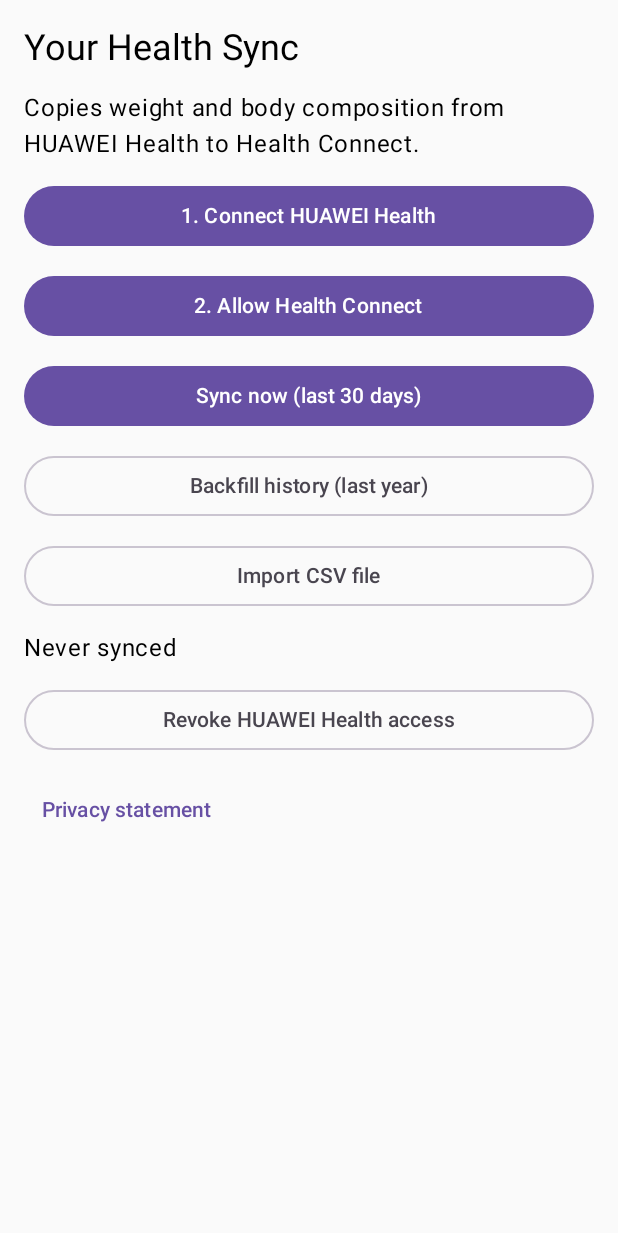
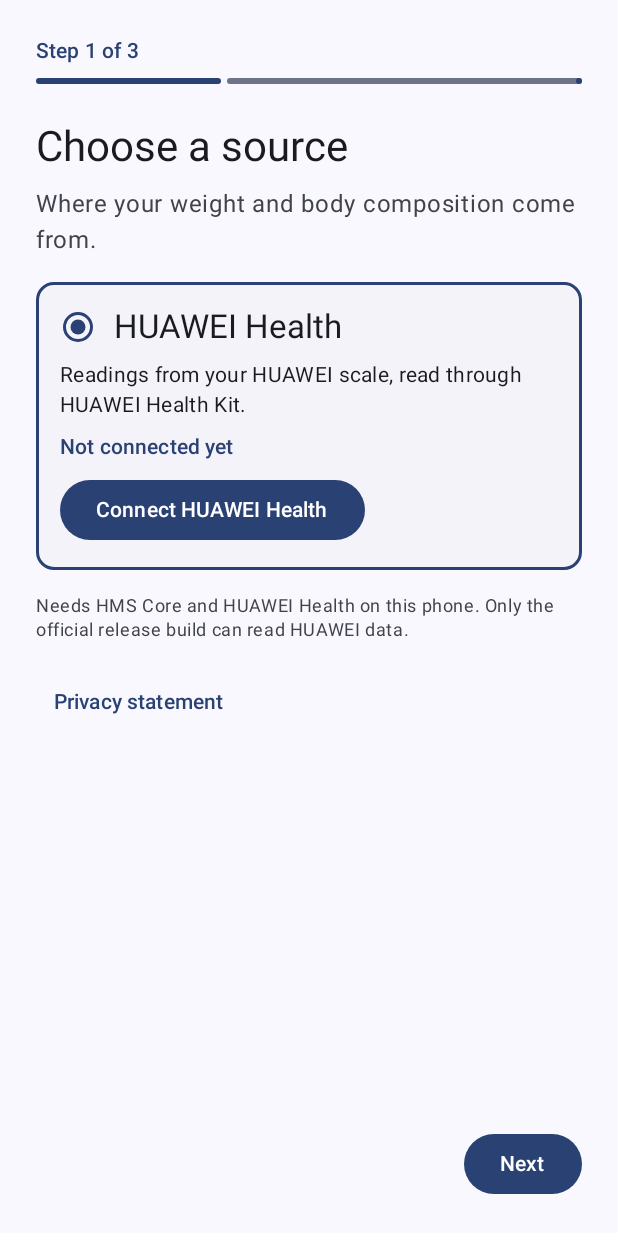
Before and after one commit to wallwallfacer/your-health-sync, an Android app built with Jetpack Compose: the screen it shows after launch (MainActivity), on a phone screen of 412 x 824 dp. Shown: the top 1233 px of the screen. Run offline under Robolectric (Android 15) with nearby library versions, the phone set to English and light mode, and no system bars; libraries missing offline, so code that uses them is left out: androidx.health.connect; 2 statements that could not run were skipped.

Commit message:
[ai-assisted] feat: Health Sync-style setup wizard and dashboard
First run walks through source (HUAWEI Health), destination (Health Connect)
and data types. The dashboard shows the route, one row per data type with a
switch and the latest synced value, Sync now, and a menu for backfill,
HUAWEI connect/revoke, Health Connect settings, setup and privacy.
Material 3 with dynamic colour and edge-to-edge. Removes the temporary
Import CSV button.

[ai-assisted]

```diff
--- a/app/src/main/java/io/github/wallwallfacer/yourhealthsync/settings/AppSettings.kt
+++ b/app/src/main/java/io/github/wallwallfacer/yourhealthsync/settings/AppSettings.kt
@@ -8,6 +8,7 @@ object AppSettings {
     private const val PREFS = "settings"
     private const val ENABLED = "enabled_metrics"
     private const val SETUP_DONE = "setup_done"
+    private const val HUAWEI_CONNECTED = "huawei_connected"
 
     /** All types are on until the user turns some off. */
     fun enabledMetrics(context: Context): Set<Metric> {
@@ -25,5 +26,12 @@ object AppSettings {
         prefs(context).edit().putBoolean(SETUP_DONE, done).apply()
     }
 
+    /** Set when HUAWEI's consent screen succeeds, cleared on revoke. HMS offers no cheap way to ask. */
+    fun isHuaweiConnected(context: Context): Boolean = prefs(context).getBoolean(HUAWEI_CONNECTED, false)
+
+    fun setHuaweiConnected(context: Context, connected: Boolean) {
+        prefs(context).edit().putBoolean(HUAWEI_CONNECTED, connected).apply()
+    }
+
     private fun prefs(context: Context) = context.getSharedPreferences(PREFS, Context.MODE_PRIVATE)
 }
--- a/app/src/main/java/io/github/wallwallfacer/yourhealthsync/sync/SyncWorker.kt
+++ b/app/src/main/java/io/github/wallwallfacer/yourhealthsync/sync/SyncWorker.kt
@@ -44,26 +44,3 @@ object Syncer {
 
     fun engine(context: Context) = SyncEngine(HealthConnectSink(context), metrics = { allowedMetrics(context) })
 }
-
-/** Last sync outcome, shown in the UI. */
-object SyncStatus {
-    private const val PREFS = "sync-status"
-
-    fun save(context: Context, result: SyncResult) {
-        context.getSharedPreferences(PREFS, Context.MODE_PRIVATE).edit()
-            .putLong("at", System.currentTimeMillis())
-            .putInt("written", result.written)
-            .putInt("failed", result.failedWindows.size)
-            .apply()
-    }
-
-    fun describe(context: Context): String {
-        val p = context.getSharedPreferences(PREFS, Context.MODE_PRIVATE)
-        val at = p.getLong("at", 0L)
-        if (at == 0L) return "Never synced"
-        val failed = p.getInt("failed", 0)
-        val time = java.text.DateFormat.getDateTimeInstance().format(java.util.Date(at))
-        return "Last sync: $time, ${p.getInt("written", 0)} records" +
-            if (failed > 0) ", $failed window(s) failed" else ""
-    }
-}
--- a/app/src/main/java/io/github/wallwallfacer/yourhealthsync/ui/MainActivity.kt
+++ b/app/src/main/java/io/github/wallwallfacer/yourhealthsync/ui/MainActivity.kt
@@ -1,158 +1,192 @@
 package io.github.wallwallfacer.yourhealthsync.ui
 
+import android.content.ActivityNotFoundException
 import android.content.Intent
 import android.os.Bundle
 import androidx.activity.ComponentActivity
+import androidx.activity.compose.BackHandler
 import androidx.activity.compose.setContent
+import androidx.activity.enableEdgeToEdge
 import androidx.activity.result.contract.ActivityResultContracts
-import androidx.compose.foundation.layout.Arrangement
-import androidx.compose.foundation.layout.Column
-import androidx.compose.foundation.layout.fillMaxWidth
-import androidx.compose.foundation.layout.padding
-import androidx.compose.foundation.layout.safeDrawingPadding
-import androidx.compose.material3.Button
-import androidx.compose.material3.MaterialTheme
-import androidx.compose.material3.OutlinedButton
-import androidx.compose.material3.Text
-import androidx.compose.material3.TextButton
 import androidx.compose.runtime.getValue
+import androidx.compose.runtime.mutableIntStateOf
 import androidx.compose.runtime.mutableStateOf
 import androidx.compose.runtime.setValue
-import androidx.compose.ui.Modifier
-import androidx.compose.ui.unit.dp
+import androidx.health.connect.client.HealthConnectClient
 import androidx.health.connect.client.PermissionController
 import androidx.lifecycle.lifecycleScope
 import io.github.wallwallfacer.yourhealthsync.hc.HealthConnectSink
-import io.github.wallwallfacer.yourhealthsync.csv.CsvImport
 import io.github.wallwallfacer.yourhealthsync.huawei.HuaweiAuth
 import io.github.wallwallfacer.yourhealthsync.huawei.HuaweiBodySource
+import io.github.wallwallfacer.yourhealthsync.model.Metric
+import io.github.wallwallfacer.yourhealthsync.settings.AppSettings
+import io.github.wallwallfacer.yourhealthsync.sync.MetricStatus
 import io.github.wallwallfacer.yourhealthsync.sync.SyncResult
-import io.github.wallwallfacer.yourhealthsync.sync.SyncStatus
 import io.github.wallwallfacer.yourhealthsync.sync.SyncWorker
 import io.github.wallwallfacer.yourhealthsync.sync.Syncer
 import java.util.concurrent.TimeUnit
 import kotlinx.coroutines.launch
 
-class MainActivity : ComponentActivity() {
-    private var message by mutableStateOf("")
-    private var status by mutableStateOf("")
-    private var busy by mutableStateOf(false)
+/** Hosts the first-run wizard and, once setup is done, the dashboard. */
+class MainActivity : ComponentActivity(), UiActions {
+    private var ui by mutableStateOf(UiState())
+    private var setupDone by mutableStateOf(false)
+    private var step by mutableIntStateOf(0)
 
     private val huaweiAuth = registerForActivityResult(ActivityResultContracts.StartActivityForResult()) {
-        message = HuaweiAuth.errorOf(this, it.data) ?: "HUAWEI Health connected"
+        val error = HuaweiAuth.errorOf(this, it.data)
+        if (error == null) AppSettings.setHuaweiConnected(this, true)
+        refresh(message = error ?: "HUAWEI Health connected")
     }
 
-    private val hcPermissions = registerForActivityResult(PermissionController.createRequestPermissionResultContract()) {
-        message = if (it.containsAll(HealthConnectSink.PERMISSIONS)) "Health Connect access granted" else "Health Connect access incomplete"
-        if (it.containsAll(HealthConnectSink.PERMISSIONS)) SyncWorker.schedule(this)
-    }
+    /** Remembers what was asked for, to tell a denial from a granted request. */
+    private var requested: Set<Metric> = emptySet()
 
-    // Temporary entry point for the CSV device check; replaced by the dashboard.
-    private val pickCsv = registerForActivityResult(ActivityResultContracts.OpenDocument()) { uri ->
-        if (uri == null) return@registerForActivityResult
-        busy = true
-        message = "Importing…"
-        lifecycleScope.launch {
-            message = try {
-                val outcome = CsvImport.run(this@MainActivity, uri)
-                SyncStatus.save(this@MainActivity, outcome.result)
-                outcome.summary
-            } catch (e: Exception) {
-                "Import failed: ${e.message}"
-            }
-            status = SyncStatus.describe(this@MainActivity)
-            busy = false
-        }
+    private val hcPermissions = registerForActivityResult(PermissionController.createRequestPermissionResultContract()) { granted ->
+        val missing = requested.filter { HealthConnectSink.permissionOf(it) !in granted }
+        refresh(
+            message = if (missing.isEmpty()) "Health Connect access allowed"
+            else "Not allowed: ${missing.joinToString { MetricFormat.label(it) }}. Use Health Connect settings in the menu to allow it.",
+        )
     }
 
     override fun onCreate(savedInstanceState: Bundle?) {
+        enableEdgeToEdge()
         super.onCreate(savedInstanceState)
-        setContent { MaterialTheme { Screen() } }
+        setupDone = AppSettings.isSetupDone(this)
+        setContent {
+            AppTheme {
+                if (setupDone) {
+                    DashboardScreen(ui, this)
+                } else {
+                    BackHandler(enabled = step > 0) { step-- }
+                    WizardScreen(step, ui, this, onBack = { step-- }, onNext = ::nextStep)
+                }
+            }
+        }
     }
 
     override fun onResume() {
         super.onResume()
-        status = SyncStatus.describe(this)
+        refresh()
+    }
+
+    /** Reloads state from settings and Health Connect, and keeps the periodic sync scheduled. */
+    private fun refresh(message: String? = ui.message) {
+        val available = HealthConnectSink.isAvailable(this)
         lifecycleScope.launch {
-            if (HealthConnectSink.isAvailable(this@MainActivity) && HealthConnectSink.hasPermissions(this@MainActivity)) {
-                SyncWorker.schedule(this@MainActivity)
-            }
+            val granted = if (available) HealthConnectSink.grantedMetrics(this@MainActivity) else emptySet()
+            ui = ui.copy(
+                huaweiConnected = AppSettings.isHuaweiConnected(this@MainActivity),
+                healthConnectAvailable = available,
+                granted = granted,
+                enabled = AppSettings.enabledMetrics(this@MainActivity),
+                latest = MetricStatus.latest(this@MainActivity),
+                lastRun = MetricStatus.lastRun(this@MainActivity),
+                message = message,
+            )
+            if (setupDone && (ui.enabled intersect granted).isNotEmpty()) SyncWorker.schedule(this@MainActivity)
         }
     }
 
-    @androidx.compose.runtime.Composable
-    private fun Screen() {
-        Column(
-            Modifier.safeDrawingPadding().padding(16.dp).fillMaxWidth(),
-            verticalArrangement = Arrangement.spacedBy(12.dp),
-        ) {
-            Text("Your Health Sync", style = MaterialTheme.typography.headlineSmall)
-            Text("Copies weight and body composition from HUAWEI Health to Health Connect.")
-            Button(onClick = ::connectHuawei, Modifier.fillMaxWidth()) {
-                Text("1. Connect HUAWEI Health")
+    private fun nextStep() {
+        when (step) {
+            // Step 3 starts with the types Health Connect allowed, when it allowed any.
+            1 -> if (ui.granted.isNotEmpty()) {
+                AppSettings.setEnabledMetrics(this, ui.granted)
+                ui = ui.copy(enabled = ui.granted)
             }
-            Button(onClick = ::requestHealthConnect, Modifier.fillMaxWidth()) { Text("2. Allow Health Connect") }
-            Button(onClick = { launchSync { Syncer.engine(this@MainActivity).syncRecent(HuaweiBodySource(this@MainActivity)) } }, Modifier.fillMaxWidth(), enabled = !busy) {
-                Text("Sync now (last 30 days)")
+            WIZARD_STEPS - 1 -> {
+                AppSettings.setSetupDone(this, true)
+                setupDone = true
             }
-            OutlinedButton(
-                onClick = { launchSync { Syncer.engine(this@MainActivity).backfill(HuaweiBodySource(this@MainActivity), System.currentTimeMillis() - TimeUnit.DAYS.toMillis(365)) } },
-                Modifier.fillMaxWidth(),
-                enabled = !busy,
-            ) { Text("Backfill history (last year)") }
-            OutlinedButton(onClick = { pickCsv.launch(CsvImport.MIME_TYPES) }, Modifier.fillMaxWidth(), enabled = !busy) {
-                Text("Import CSV file")
-            }
-            Text(status)
-            if (message.isNotEmpty()) Text(message, color = MaterialTheme.colorScheme.primary)
-            OutlinedButton(onClick = ::revokeHuawei, Modifier.fillMaxWidth()) { Text("Revoke HUAWEI Health access") }
-            TextButton(onClick = { startActivity(Intent(this@MainActivity, PrivacyActivity::class.java)) }) {
-                Text("Privacy statement")
-            }
+        }
+        if (step < WIZARD_STEPS - 1) step++
+        refresh(message = null)
+    }
+
+    override fun connectHuawei() {
+        try {
+            huaweiAuth.launch(HuaweiAuth.requestIntent(this))
+        } catch (e: Exception) {
+            ui = ui.copy(message = "Cannot open HUAWEI authorization. Is HMS Core installed and up to date? (${e.message})")
         }
     }
 
-    private fun connectHuawei() {
-        try {
-            huaweiAuth.launch(HuaweiAuth.requestIntent(this))
-        } catch (e: Exception) {
-            message = "Cannot open HUAWEI authorization. Is HMS Core installed and up to date? (${e.message})"
-        }
-    }
-
-    private fun requestHealthConnect() {
-        if (!HealthConnectSink.isAvailable(this)) {
-            message = "Health Connect is not available on this phone"
-            return
-        }
-        hcPermissions.launch(HealthConnectSink.PERMISSIONS)
-    }
-
-    private fun launchSync(block: suspend () -> SyncResult) {
-        busy = true
-        message = "Syncing…"
+    override fun revokeHuawei() {
         lifecycleScope.launch {
-            message = try {
-                val result = block()
-                SyncStatus.save(this@MainActivity, result)
-                if (result.failedWindows.isEmpty()) "Wrote ${result.written} records"
-                else "Wrote ${result.written} records; ${result.failedWindows.size} window(s) failed: ${result.firstError}"
-            } catch (e: Exception) {
-                "Sync failed: ${e.message}"
-            }
-            status = SyncStatus.describe(this@MainActivity)
-            busy = false
-        }
-    }
-
-    private fun revokeHuawei() {
-        lifecycleScope.launch {
-            message = try {
+            val message = try {
                 HuaweiAuth.revoke(this@MainActivity)
+                AppSettings.setHuaweiConnected(this@MainActivity, false)
                 "HUAWEI Health access revoked"
             } catch (e: Exception) {
                 "Revoke failed: ${e.message}"
             }
+            refresh(message)
         }
     }
+
+    override fun allowHealthConnect() = requestHealthConnect(Metric.entries.toSet())
+
+    private fun requestHealthConnect(metrics: Set<Metric>) {
+        if (!HealthConnectSink.isAvailable(this)) {
+            ui = ui.copy(message = "Health Connect is not available on this phone")
+            return
+        }
+        requested = metrics
+        hcPermissions.launch(HealthConnectSink.permissionsFor(metrics))
+    }
+
+    override fun openHealthConnectSettings() {
+        try {
+            startActivity(Intent(HealthConnectClient.ACTION_HEALTH_CONNECT_SETTINGS))
+        } catch (e: ActivityNotFoundException) {
+            ui = ui.copy(message = "Health Connect settings are not available on this phone")
+        }
+    }
+
+    override fun setEnabled(metric: Metric, enabled: Boolean) {
+        val metrics = if (enabled) ui.enabled + metric else ui.enabled - metric
+        AppSettings.setEnabledMetrics(this, metrics)
+        ui = ui.copy(enabled = metrics)
+        if (enabled && metric !in ui.granted) requestHealthConnect(setOf(metric))
+    }
+
+    override fun syncNow() = launchSync { Syncer.engine(this).syncRecent(HuaweiBodySource(this)) }
+
+    override fun backfill() = launchSync {
+        Syncer.engine(this).backfill(HuaweiBodySource(this), System.currentTimeMillis() - TimeUnit.DAYS.toMillis(365))
+    }
+
+    override fun runSetupAgain() {
+        step = 0
+        setupDone = false
+        AppSettings.setSetupDone(this, false)
+        refresh(message = null)
+    }
+
+    override fun openPrivacy() {
+        startActivity(Intent(this, PrivacyActivity::class.java))
+    }
+
+    private fun launchSync(block: suspend () -> SyncResult) {
+        ui = ui.copy(busy = true, message = null)
+        lifecycleScope.launch {
+            val message = try {
+                val result = block()
+                MetricStatus.save(this@MainActivity, result)
+                describe(result)
+            } catch (e: Exception) {
+                "Sync failed: ${e.message}"
+            }
+            ui = ui.copy(busy = false)
+            refresh(message)
+        }
+    }
+
+    private fun describe(result: SyncResult): String = buildList {
+        add("Synced ${result.written} records")
+        if (result.skipped > 0) add("${result.skipped} implausible values skipped")
+        if (result.failedWindows.isNotEmpty()) add("${result.failedWindows.size} window(s) failed: ${result.firstError}")
+    }.joinToString(" · ")
 }
--- /dev/null
+++ b/app/src/main/java/io/github/wallwallfacer/yourhealthsync/ui/Theme.kt
@@ -0,0 +1,24 @@
+package io.github.wallwallfacer.yourhealthsync.ui
+
+import android.os.Build
+import androidx.compose.foundation.isSystemInDarkTheme
+import androidx.compose.material3.MaterialTheme
+import androidx.compose.material3.darkColorScheme
+import androidx.compose.material3.dynamicDarkColorScheme
+import androidx.compose.material3.dynamicLightColorScheme
+import androidx.compose.material3.lightColorScheme
+import androidx.compose.runtime.Composable
+import androidx.compose.ui.platform.LocalContext
+
+/** Material 3 with the wallpaper colors on Android 12+, light or dark with the system. */
+@Composable
+fun AppTheme(content: @Composable () -> Unit) {
+    val dark = isSystemInDarkTheme()
+    val colors = when {
+        Build.VERSION.SDK_INT >= Build.VERSION_CODES.S ->
+            if (dark) dynamicDarkColorScheme(LocalContext.current) else dynamicLightColorScheme(LocalContext.current)
+        dark -> darkColorScheme()
+        else -> lightColorScheme()
+    }
+    MaterialTheme(colorScheme = colors, content = content)
+}
--- /dev/null
+++ b/app/src/main/java/io/github/wallwallfacer/yourhealthsync/ui/UiState.kt
@@ -0,0 +1,30 @@
+package io.github.wallwallfacer.yourhealthsync.ui
+
+import io.github.wallwallfacer.yourhealthsync.model.BodySample
+import io.github.wallwallfacer.yourhealthsync.model.Metric
+import io.github.wallwallfacer.yourhealthsync.sync.LastRun
+
+/** Everything the wizard and the dashboard draw. */
+data class UiState(
+    val huaweiConnected: Boolean = false,
+    val healthConnectAvailable: Boolean = true,
+    val granted: Set<Metric> = emptySet(),
+    val enabled: Set<Metric> = Metric.entries.toSet(),
+    val latest: Map<Metric, BodySample> = emptyMap(),
+    val lastRun: LastRun = LastRun(0L, 0, 0, null),
+    val busy: Boolean = false,
+    val message: String? = null,
+)
+
+/** Actions the screens can ask for; MainActivity carries them out. */
+interface UiActions {
+    fun connectHuawei()
+    fun revokeHuawei()
+    fun allowHealthConnect()
+    fun openHealthConnectSettings()
+    fun setEnabled(metric: Metric, enabled: Boolean)
+    fun syncNow()
+    fun backfill()
+    fun runSetupAgain()
+    fun openPrivacy()
+}
--- /dev/null
+++ b/app/src/main/java/io/github/wallwallfacer/yourhealthsync/ui/WizardScreen.kt
@@ -0,0 +1,162 @@
+package io.github.wallwallfacer.yourhealthsync.ui
+
+import androidx.compose.foundation.BorderStroke
+import androidx.compose.foundation.clickable
+import androidx.compose.foundation.layout.Arrangement
+import androidx.compose.foundation.layout.Column
+import androidx.compose.foundation.layout.ColumnScope
+import androidx.compose.foundation.layout.Row
+import androidx.compose.foundation.layout.Spacer
+import androidx.compose.foundation.layout.fillMaxSize
+import androidx.compose.foundation.layout.fillMaxWidth
+import androidx.compose.foundation.layout.padding
+import androidx.compose.foundation.layout.safeDrawingPadding
+import androidx.compose.foundation.rememberScrollState
+import androidx.compose.foundation.verticalScroll
+import androidx.compose.material3.Button
+import androidx.compose.material3.Card
+import androidx.compose.material3.CardDefaults
+import androidx.compose.material3.Checkbox
+import androidx.compose.material3.HorizontalDivider
+import androidx.compose.material3.LinearProgressIndicator
+import androidx.compose.material3.ListItem
+import androidx.compose.material3.MaterialTheme
+import androidx.compose.material3.OutlinedButton
+import androidx.compose.material3.RadioButton
+import androidx.compose.material3.Surface
+import androidx.compose.material3.Text
+import androidx.compose.material3.TextButton
+import androidx.compose.runtime.Composable
+import androidx.compose.ui.Alignment
+import androidx.compose.ui.Modifier
+import androidx.compose.ui.unit.dp
+import io.github.wallwallfacer.yourhealthsync.model.Metric
+
+const val WIZARD_STEPS = 3
+
+/** First-run setup: 1 source, 2 destination, 3 data types. */
+@Composable
+fun WizardScreen(step: Int, ui: UiState, actions: UiActions, onBack: () -> Unit, onNext: () -> Unit) {
+    Surface(Modifier.fillMaxSize()) {
+        Column(Modifier.safeDrawingPadding().padding(24.dp)) {
+            Text(
+                "Step ${step + 1} of $WIZARD_STEPS",
+                style = MaterialTheme.typography.labelLarge,
+                color = MaterialTheme.colorScheme.primary,
+            )
+            LinearProgressIndicator(
+                progress = { (step + 1f) / WIZARD_STEPS },
+                modifier = Modifier.fillMaxWidth().padding(top = 8.dp, bottom = 24.dp),
+            )
+            Column(
+                Modifier.weight(1f).verticalScroll(rememberScrollState()),
+                verticalArrangement = Arrangement.spacedBy(16.dp),
+            ) {
+                when (step) {
+                    0 -> SourceStep(ui, actions)
+                    1 -> DestinationStep(ui, actions)
+                    else -> DataTypesStep(ui, actions)
+                }
+            }
+            Row(Modifier.fillMaxWidth().padding(top = 16.dp), verticalAlignment = Alignment.CenterVertically) {
+                if (step > 0) TextButton(onClick = onBack) { Text("Back") }
+                Spacer(Modifier.weight(1f))
+                Button(onClick = onNext) { Text(if (step == WIZARD_STEPS - 1) "Finish" else "Next") }
+            }
+        }
+    }
+}
+
+@Composable
+private fun StepTitle(title: String, subtitle: String) {
+    Column(verticalArrangement = Arrangement.spacedBy(8.dp)) {
+        Text(title, style = MaterialTheme.typography.headlineMedium)
+        Text(subtitle, style = MaterialTheme.typography.bodyLarge, color = MaterialTheme.colorScheme.onSurfaceVariant)
+    }
+}
+
+@Composable
+private fun ColumnScope.SourceStep(ui: UiState, actions: UiActions) {
+    StepTitle("Choose a source", "Where your weight and body composition come from.")
+    ChoiceCard(
+        title = "HUAWEI Health",
+        body = "Readings from your HUAWEI scale, read through HUAWEI Health Kit.",
+        status = if (ui.huaweiConnected) "Connected" else "Not connected yet",
+    ) {
+        if (ui.huaweiConnected) OutlinedButton(onClick = actions::connectHuawei) { Text("Reconnect") }
+        else Button(onClick = actions::connectHuawei) { Text("Connect HUAWEI Health") }
+    }
+    Hint("Needs HMS Core and HUAWEI Health on this phone. Only the official release build can read HUAWEI data.")
+    ui.message?.let { Message(it) }
+    TextButton(onClick = actions::openPrivacy) { Text("Privacy statement") }
+}
+
+@Composable
+private fun ColumnScope.DestinationStep(ui: UiState, actions: UiActions) {
+    StepTitle("Choose a destination", "Where the readings are written.")
+    ChoiceCard(
+        title = "Health Connect",
+        body = "Android's health data store. Samsung Health and other apps read from it.",
+        status = when {
+            !ui.healthConnectAvailable -> "Not available on this phone"
+            ui.granted.isEmpty() -> "Not allowed yet"
+            else -> "Allowed for ${ui.granted.size} of ${Metric.entries.size} data types"
+        },
+    ) {
+        Button(onClick = actions::allowHealthConnect, enabled = ui.healthConnectAvailable) { Text("Allow access") }
+    }
+    ui.message?.let { Message(it) }
+}
+
+@Composable
+private fun ColumnScope.DataTypesStep(ui: UiState, actions: UiActions) {
+    StepTitle("Choose data types", "Each one is copied on every sync. You can change this later.")
+    Card {
+        Metric.entries.forEachIndexed { i, metric ->
+            if (i > 0) HorizontalDivider()
+            val on = metric in ui.enabled
+            ListItem(
+                headlineContent = { Text(MetricFormat.label(metric)) },
+                supportingContent = {
+                    Text(
+                        if (on && metric !in ui.granted) "Not allowed in Health Connect yet"
+                        else if (MetricFormat.shownInSamsungHealth(metric)) "Shown in Samsung Health"
+                        else "Health Connect only",
+                        color = if (on && metric !in ui.granted) MaterialTheme.colorScheme.error else MaterialTheme.colorScheme.onSurfaceVariant,
+                    )
+                },
+                leadingContent = { Checkbox(checked = on, onCheckedChange = { actions.setEnabled(metric, it) }) },
+                modifier = Modifier.clickable { actions.setEnabled(metric, !on) },
+            )
+        }
+    }
+}
+
+/** A selected option card, in the style of a source/destination picker. */
+@Composable
+private fun ChoiceCard(title: String, body: String, status: String, action: @Composable () -> Unit) {
+    Card(
+        border = BorderStroke(2.dp, MaterialTheme.colorScheme.primary),
+        colors = CardDefaults.cardColors(containerColor = MaterialTheme.colorScheme.surfaceContainerLow),
+    ) {
+        Column(Modifier.padding(16.dp), verticalArrangement = Arrangement.spacedBy(8.dp)) {
+            Row(verticalAlignment = Alignment.CenterVertically) {
+                RadioButton(selected = true, onClick = null)
+                Text(title, style = MaterialTheme.typography.titleLarge, modifier = Modifier.padding(start = 12.dp))
+            }
+            Text(body, style = MaterialTheme.typography.bodyMedium)
+            Text(status, style = MaterialTheme.typography.labelLarge, color = MaterialTheme.colorScheme.primary)
+            action()
+        }
+    }
+}
+
+@Composable
+fun Hint(text: String) {
+    Text(text, style = MaterialTheme.typography.bodySmall, color = MaterialTheme.colorScheme.onSurfaceVariant)
+}
+
+@Composable
+fun Message(text: String) {
+    Text(text, style = MaterialTheme.typography.bodyMedium, color = MaterialTheme.colorScheme.primary)
+}
```
Also changed, not shown: app/src/main/java/io/github/wallwallfacer/yourhealthsync/ui/DashboardScreen.kt (added, +144 -0 lines), app/src/main/java/io/github/wallwallfacer/yourhealthsync/ui/PrivacyActivity.kt (+11 -6 lines).
